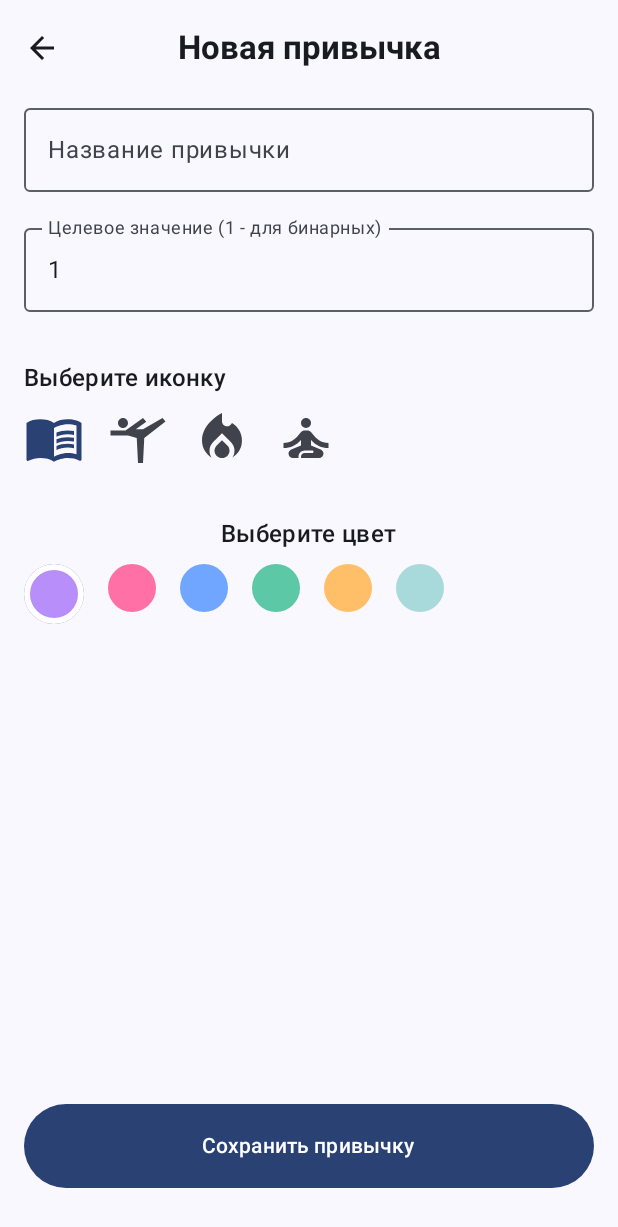
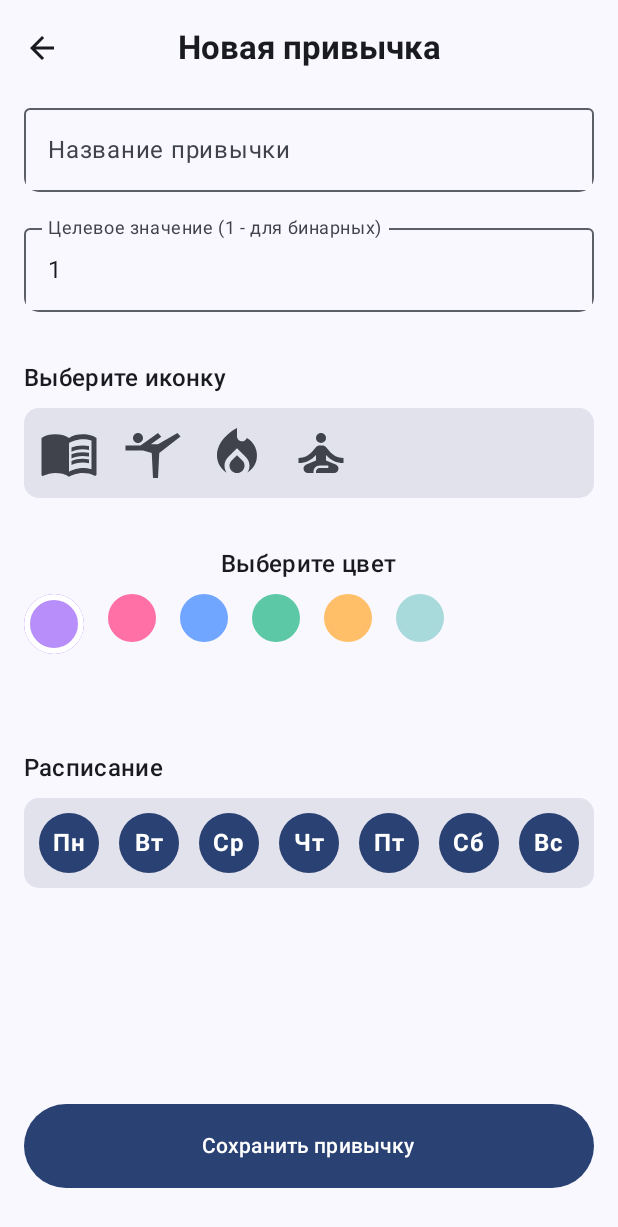
Before and after one commit to EmGuliev2002/Routinely, an Android app built with Jetpack Compose: the composable AddHabitScreen shown on its own in the app's theme, on a phone screen of 412 x 824 dp. Shown: the top 1227 px of the screen. Run offline under Robolectric (Android 15) with nearby library versions, the phone set to English and light mode, and no system bars; 6 statements that could not run were skipped.

Commit message:
create field for selecting days

```diff
--- a/app/src/main/java/ru/routinely/app/ui/AddHabitScreen.kt
+++ b/app/src/main/java/ru/routinely/app/ui/AddHabitScreen.kt
@@ -6,6 +6,7 @@ import androidx.compose.foundation.clickable
 import androidx.compose.foundation.layout.*
 import androidx.compose.foundation.rememberScrollState
 import androidx.compose.foundation.shape.CircleShape // Нужен для ColorSelectorRow
+import androidx.compose.foundation.shape.RoundedCornerShape
 import androidx.compose.foundation.verticalScroll
 import androidx.compose.material.icons.Icons
 import androidx.compose.material.icons.automirrored.filled.ArrowBack
@@ -33,6 +34,9 @@ val ICON_OPTIONS = listOf(
     Icons.Default.LocalFireDepartment, Icons.Default.SelfImprovement
 )
 
+val WEEK_DAYS = listOf("Пн", "Вт", "Ср", "Чт", "Пт", "Сб", "Вс")
+val WEEK_DAY_INDICES = 1..7 // Используем индексы для хранения в БД
+
 /**
  * Экран для создания и редактирования привычки (Stateful).
  * @param viewModel ViewModel для сохранения данных.
@@ -51,17 +55,23 @@ fun AddHabitScreen(
     // Сохраняем имя иконки, чтобы потом ее получить
     var selectedIconName by rememberSaveable { mutableStateOf(ICON_OPTIONS.first().name) }
     // Временно для типа привычки
-    var selectedType by rememberSaveable { mutableStateOf("daily") }
-
+    var selectedDays by rememberSaveable { mutableStateOf(setOf(1, 2, 3, 4, 5, 6, 7)) } // По умолчанию - ежедневно (все дни)
 
     // --- Функция для сохранения ---
     val onSaveHabit = {
         if (name.isNotBlank()) {
+            val typeValue = if (selectedDays.size == 7) {
+                "daily"
+            } else {
+                // Иначе сохраняем список выбранных дней в виде строки, например: "1,3,5"
+                selectedDays.sorted().joinToString(",")
+            }
+
             val newHabit = Habit(
                 name = name,
                 icon = selectedIconName, // Теперь сохраняем строковое имя иконки
                 color = selectedColor,
-                type = selectedType,
+                type = typeValue,
                 targetValue = targetValue.toIntOrNull() ?: 1,
                 creationDate = System.currentTimeMillis()
                 // Остальные поля инициализируются по умолчанию в модели
@@ -100,7 +110,9 @@ fun AddHabitScreen(
                 value = name,
                 onValueChange = { name = it },
                 label = { Text("Название привычки") },
-                modifier = Modifier.fillMaxWidth()
+                modifier = Modifier
+                    .fillMaxWidth()
+                    .clip(RoundedCornerShape(10.dp))
             )
             Spacer(Modifier.height(16.dp))
 
@@ -109,7 +121,9 @@ fun AddHabitScreen(
                 value = targetValue,
                 onValueChange = { targetValue = it.filter { char -> char.isDigit() } },
                 label = { Text("Целевое значение (1 - для бинарных)") },
-                modifier = Modifier.fillMaxWidth()
+                modifier = Modifier
+                    .fillMaxWidth()
+                    .clip(RoundedCornerShape(10.dp))
             )
             Spacer(Modifier.height(32.dp))
 
@@ -124,6 +138,20 @@ fun AddHabitScreen(
             Text("Выберите цвет", style = MaterialTheme.typography.titleMedium.copy(fontWeight = FontWeight.SemiBold))
             Spacer(Modifier.height(8.dp))
             ColorSelectorRow(selectedColor = selectedColor) { selectedColor = it }
+            Spacer(Modifier.height(64.dp))
+
+            ScheduleSelector(
+                selectedDays = selectedDays,
+                onDayToggle = { dayIndex ->
+                    selectedDays = if (dayIndex in selectedDays) {
+                        selectedDays - dayIndex
+                    } else {
+                        selectedDays + dayIndex
+                    }
+                }
+            )
+
+
 
             Spacer(Modifier.height(64.dp))
         }
@@ -170,22 +198,27 @@ fun IconSelectorRow(selectedIconName: String, onIconSelected: (String) -> Unit)
         Text("Выберите иконку", style = MaterialTheme.typography.titleMedium.copy(fontWeight = FontWeight.SemiBold))
         Spacer(Modifier.height(8.dp))
         Row(
-            modifier = Modifier.fillMaxWidth(),
+            modifier = Modifier
+                .fillMaxWidth()
+                .clip(RoundedCornerShape(10.dp))
+                .background(MaterialTheme.colorScheme.surfaceVariant)
+                .padding(10.dp),
             horizontalArrangement = Arrangement.spacedBy(16.dp)
         ) {
             ICON_OPTIONS.forEach { icon ->
-                val iconName = icon.name
+                val fullName = icon.name
+                val simpleName = fullName.substringAfterLast('.')
 
                 Icon(
                     imageVector = icon,
-                    contentDescription = iconName,
-                    tint = if (iconName == selectedIconName)
+                    contentDescription = simpleName,
+                    tint = if (simpleName == selectedIconName)
                         MaterialTheme.colorScheme.primary
                     else
                         MaterialTheme.colorScheme.onSurfaceVariant,
                     modifier = Modifier
                         .size(40.dp)
-                        .clickable { onIconSelected(iconName) }
+                        .clickable { onIconSelected(simpleName) }
                 )
             }
         }
@@ -213,3 +246,41 @@ fun BottomSaveButton(onSave: () -> Unit) {
         }
     }
 }
+
+@Composable
+fun ScheduleSelector(selectedDays: Set<Int>, onDayToggle: (Int) -> Unit) {
+    Column(modifier = Modifier.fillMaxWidth()) {
+        Text("Расписание", style = MaterialTheme.typography.titleMedium.copy(fontWeight = FontWeight.SemiBold))
+        Spacer(Modifier.height(8.dp))
+
+        Row(
+            modifier = Modifier
+                .fillMaxWidth()
+                .clip(RoundedCornerShape(10.dp))
+                .background(MaterialTheme.colorScheme.surfaceVariant)
+                .padding(10.dp),
+
+            horizontalArrangement = Arrangement.SpaceBetween
+        ) {
+            WEEK_DAYS.forEachIndexed { index, dayName ->
+                val dayIndex = index + 1 // Индекс дня (1-7)
+                val isSelected = dayIndex in selectedDays
+
+                Box(
+                    modifier = Modifier
+                        .size(40.dp)
+                        .clip(CircleShape)
+                        .background(if (isSelected) MaterialTheme.colorScheme.primary else MaterialTheme.colorScheme.surfaceContainerHigh)
+                        .clickable { onDayToggle(dayIndex) },
+                    contentAlignment = Alignment.Center
+                ) {
+                    Text(
+                        text = dayName,
+                        color = if (isSelected) MaterialTheme.colorScheme.onPrimary else MaterialTheme.colorScheme.onSurface,
+                        fontWeight = FontWeight.Bold
+                    )
+                }
+            }
+        }
+    }
+}
```
